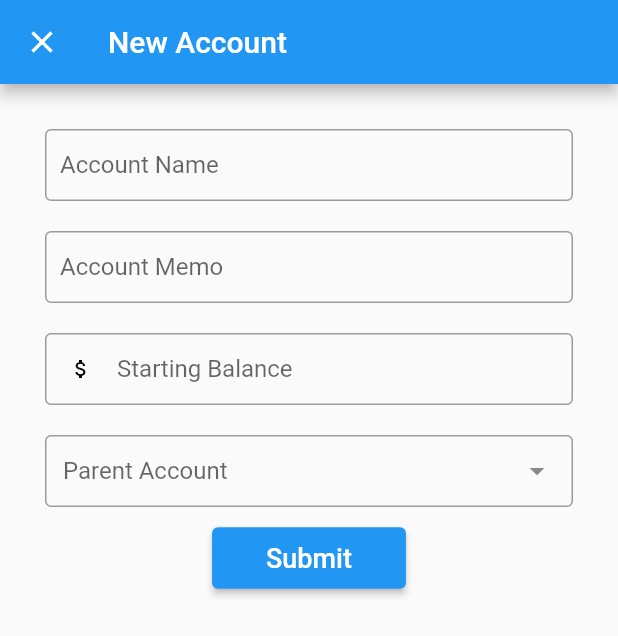
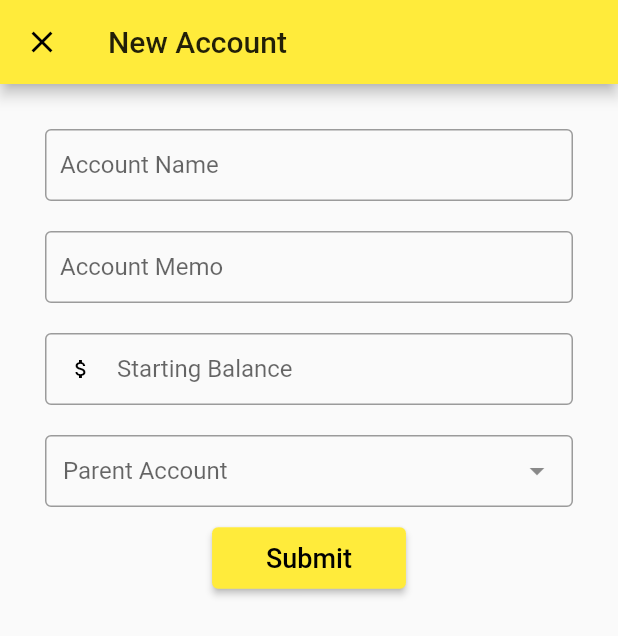
Before and after one commit to theo-kim/financier, a Flutter app: the AccountsPage screen opened directly, after a tap on the "add" icon, on a phone screen of 412 x 824 dp. Shown: the top 636 px of the screen. Run offline on Flutter 3.47's test engine with Material 2 defaults, Android fonts, the phone set to English and light mode, and no system bars; drawn by our look-alikes of dropdown_search; our stand-ins replace built_collection, built_value, cloud_firestore, firebase_core; accounts and stored records are empty.

Commit message:
Layout and Color Scheme Changes

```diff
--- a/lib/src/components/appbar.dart
+++ b/lib/src/components/appbar.dart
@@ -11,6 +11,8 @@ class StandardAppBar extends AppBar {
             ),
           ),
           elevation: 0,
-          backgroundColor: Color.fromARGB(255, 250, 255, 184),
+          shape: Border(
+            bottom: BorderSide(color: Colors.grey, width: 1.0),
+          ),
         );
 }
--- a/lib/src/components/navigation.dart
+++ b/lib/src/components/navigation.dart
@@ -12,10 +12,17 @@ class NavigationDrawer extends StatelessWidget {
 
   @override
   Drawer build(BuildContext context) {
+    final pages = <String, Widget>{
+      "Summary": SummaryPage(title: "Summary"),
+      "Accounts": AccountsPage(title: "Accounts"),
+      "Ledger Entry": EntryPage(title: "Ledger Entry"),
+    };
+
     return Drawer(
       elevation: (elevated ? 16.0 : 0.0),
       child: Container(
         decoration: BoxDecoration(
+          color: Color.fromARGB(255, 245, 245, 245),
           border: Border(
             right: BorderSide(
               width: 1.0,
@@ -25,34 +32,26 @@ class NavigationDrawer extends StatelessWidget {
         ),
         child: ListView(
           padding: EdgeInsets.all(1.0),
-          children: [
+          children: <Widget>[
                 DrawerHeader(
                   child: Text(
                     "Financier",
-                style: TextStyle(fontWeight: FontWeight.bold, fontSize: 18.0),
+                    style:
+                        TextStyle(fontWeight: FontWeight.bold, fontSize: 18.0),
                   ),
+                  decoration: ShapeDecoration(
+                    shape: Border(),
+                    color: Theme.of(context).primaryColorLight,
                   ),
-            NavigationEntry(
-              title: "Summary",
-              destination: SummaryPage(title: "Summary"),
+                )
+              ] +
+              pages.entries
+                  .map<Widget>((e) => NavigationEntry(
+                        title: e.key,
+                        destination: e.value,
                         selected: activePage,
-            ),
-            NavigationEntry(
-              title: "Reports",
-              destination: EntryPage(title: "Reports"),
-              selected: activePage,
-            ),
-            NavigationEntry(
-              title: "Accounts",
-              destination: AccountsPage(title: "Accounts"),
-              selected: activePage,
-            ),
-            NavigationEntry(
-              title: "Ledger Entry",
-              destination: EntryPage(title: "Ledger Entry"),
-              selected: activePage,
-            )
-          ],
+                      ))
+                  .toList(),
         ),
       ),
     );
@@ -72,14 +71,19 @@ class NavigationEntry extends StatelessWidget {
   final String selected;
 
   @override
-  ListTile build(BuildContext context) {
-    return ListTile(
+  Widget build(BuildContext context) {
+    return ListTileTheme(
+      selectedColor: Colors.black,
+      tileColor: Colors.black,
+      selectedTileColor: Theme.of(context).primaryColorDark,
+      child: ListTile(
         title: Text(title),
         selected: selected == title,
         onTap: () {
           Navigator.pushReplacement(
               context, MaterialPageRoute(builder: (context) => destination));
         },
+      ),
     );
   }
 }
--- a/lib/src/views/app.dart
+++ b/lib/src/views/app.dart
@@ -29,7 +29,7 @@ class _AppState extends State<MyApp> {
             return MaterialApp(
               title: 'Finacier',
               theme: ThemeData(
-                primarySwatch: Colors.blue,
+                primarySwatch: Colors.yellow,
               ),
               home: SummaryPage(title: "Summary"),
             );
--- a/lib/src/views/pages/account.dart
+++ b/lib/src/views/pages/account.dart
@@ -23,19 +23,21 @@ class _AccountsPageState extends State<AccountsPage> {
     return DefaultTabController(
       length: 4,
       child: DynamicScaffold(
-        appBar: StanrdardAppBar(
+        appBar: StandardAppBar(
             title: widget.title,
             bottom: TabBar(
-              tabs: [
-                Tab(
-                    icon:
-                        Text("Income", style: TextStyle(color: Colors.black))),
-                Tab(
-                    icon: Text("Expense"),
-                    style: TextStyle(color: Colors.black)),
-                Tab(icon: Text("Asset")),
-                Tab(icon: Text("Liability")),
-              ],
+              tabs: <String>["Income", "Expense", "Asset", "Liability"]
+                  .map(
+                    (String e) => Tab(
+                      icon: Text(
+                        e,
+                        style: TextStyle(
+                          color: Colors.black,
+                        ),
+                      ),
+                    ),
+                  )
+                  .toList(),
             )),
         drawer: NavigationDrawer(activePage: widget.title),
         body: TabBarView(children: [
```
Lines whose indentation alone changed are shown as unchanged.
